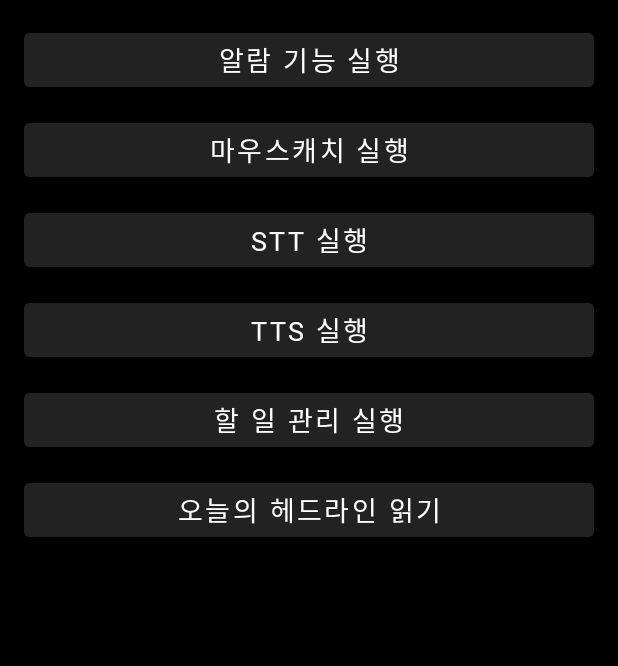
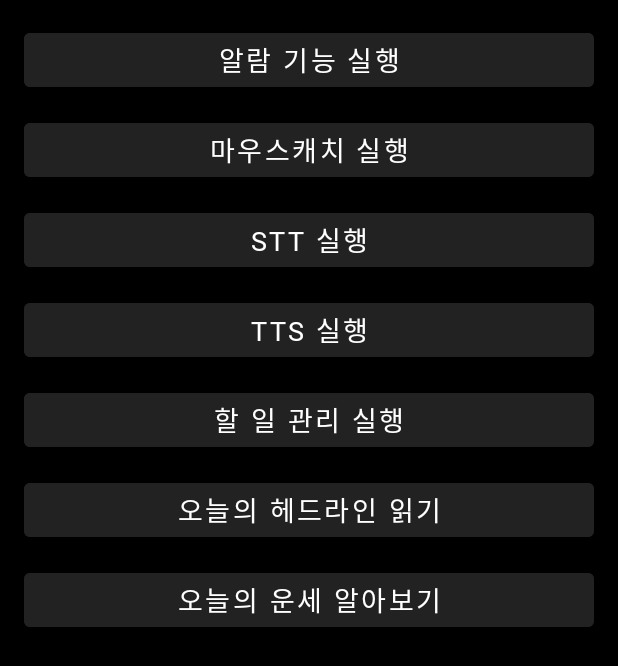
Before and after one commit to 01tilinfinity/SCSA_Android, an Android app: the screen it shows after launch (MainActivity), on a phone screen of 412 x 824 dp. Shown: the top 666 px of the screen. Run offline under Robolectric (Android 15) with nearby library versions, the phone set to English and light mode, and no system bars.

Commit message:
feat:NFC

```diff
--- a/app/build.gradle
+++ b/app/build.gradle
@@ -41,4 +41,5 @@ dependencies {
     testImplementation libs.junit
     androidTestImplementation libs.ext.junit
     androidTestImplementation libs.espresso.core
+    implementation 'org.altbeacon:android-beacon-library:2.19.5'
 }
--- a/app/src/main/java/com/scsa/goatsaeng/MainActivity.java
+++ b/app/src/main/java/com/scsa/goatsaeng/MainActivity.java
@@ -9,7 +9,7 @@ import androidx.appcompat.app.AppCompatActivity;
 
 public class MainActivity extends AppCompatActivity {
 
-    private Button btnAlarm, btnMouse, btnStt, btnTts, btnTodo, btnRss;
+    private Button btnAlarm, btnMouse, btnStt, btnTts, btnTodo, btnRss, btnNfc;
 
     @Override
     protected void onCreate(Bundle savedInstanceState) {
@@ -21,7 +21,8 @@ public class MainActivity extends AppCompatActivity {
         btnStt = findViewById(R.id.btnStt);
         btnTts = findViewById(R.id.btnTts);
         btnTodo = findViewById(R.id.btnTodo);
-        btnRss = findViewById(R.id.btnRss);   // ⭐ 추가 ⭐
+        btnRss = findViewById(R.id.btnRss);
+        btnNfc = findViewById(R.id.btnNfc);
 
         btnAlarm.setOnClickListener(new View.OnClickListener() {
             @Override
@@ -63,12 +64,20 @@ public class MainActivity extends AppCompatActivity {
             }
         });
 
-        btnRss.setOnClickListener(new View.OnClickListener() {  // ⭐ 추가 ⭐
+        btnRss.setOnClickListener(new View.OnClickListener() {
             @Override
             public void onClick(View v) {
                 Intent intent = new Intent(MainActivity.this, RssMainActivity.class);
                 startActivity(intent);
             }
         });
+
+        btnNfc.setOnClickListener(new View.OnClickListener() {
+            @Override
+            public void onClick(View v) {
+                Intent intent = new Intent(MainActivity.this, NfcActivity.class);
+                startActivity(intent);
+            }
+        });
     }
 }
--- a/app/src/main/res/layout/activity_main.xml
+++ b/app/src/main/res/layout/activity_main.xml
@@ -74,6 +74,17 @@
             android:textColor="#FFFFFF"
             android:fontFamily="@font/noto_sans_kr"
             android:backgroundTint="#222222"
+            android:textSize="18sp"
+            android:layout_marginBottom="12dp"/>
+
+        <Button
+            android:id="@+id/btnNfc"
+            android:layout_width="match_parent"
+            android:layout_height="wrap_content"
+            android:text="오늘의 운세 알아보기"
+            android:textColor="#FFFFFF"
+            android:fontFamily="@font/noto_sans_kr"
+            android:backgroundTint="#222222"
             android:textSize="18sp"/>
 
     </LinearLayout>
```
Also changed, not shown: app/src/main/AndroidManifest.xml (+10 -12 lines), app/src/main/java/com/scsa/goatsaeng/BeaconActivity.java (added, +59 -0 lines), app/src/main/java/com/scsa/goatsaeng/NfcActivity.java (added, +62 -0 lines), app/src/main/res/layout/activity_nfc.xml (added, +17 -0 lines).
